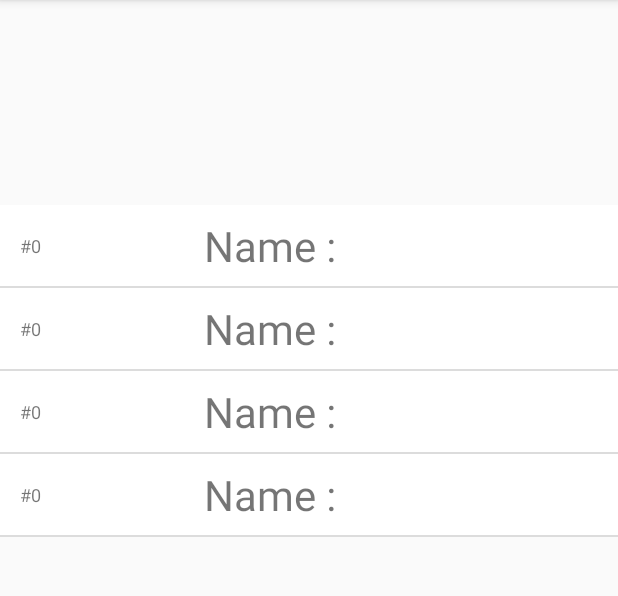
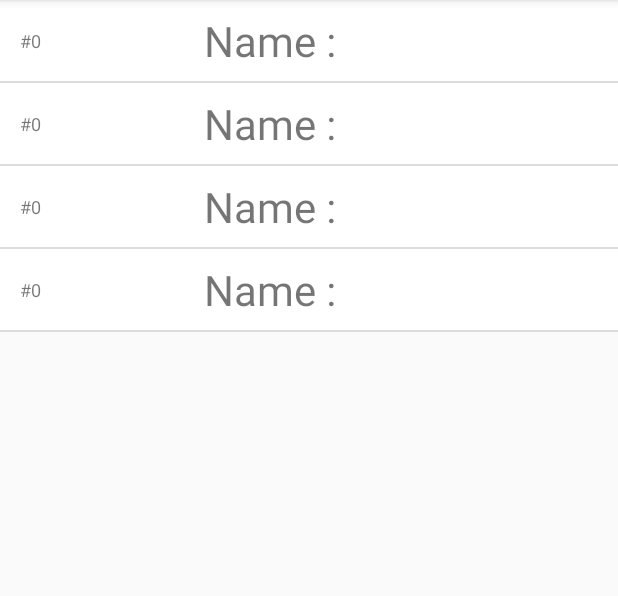
Before and after one commit to snst/homeController, an Android app: the screen it shows after launch (MainActivity), on a phone screen of 412 x 824 dp, the part 84-680 px from its top. Run offline under Robolectric (Android 15) with nearby library versions, the phone set to English and light mode, and no system bars; libraries missing offline, so code that uses them is left out: org.eclipse.paho; pictures from the network do not load; 9 statements that could not run were skipped.

Commit message:
improved screen rotation on android

```diff
--- a/android/myHome/app/src/main/java/de/meek/myhome/House.java
+++ b/android/myHome/app/src/main/java/de/meek/myhome/House.java
@@ -38,4 +38,8 @@ public class House {
     public ArrayList<Room> getRoomList() {
         return rooms;
     }
+
+    public void clear() {
+        rooms.clear();
+    }
 }
--- a/android/myHome/app/src/main/java/de/meek/myhome/MainActivity.java
+++ b/android/myHome/app/src/main/java/de/meek/myhome/MainActivity.java
@@ -26,7 +26,7 @@ import java.util.Date;
 // https://wildanmsyah.wordpress.com/2017/05/11/mqtt-android-client-tutorial/
 public class MainActivity extends AppCompatActivity {
 
-    final String APP_VERSION = "0.1.1";
+    final String APP_VERSION = "0.1.2";
 
     MqttHelper mqttHelper = null;
     Handler handler = new Handler();
@@ -166,11 +166,6 @@ public class MainActivity extends AppCompatActivity {
         startActivityForResult(intent,Const.ACTIVITY_LOG);
     }
 
-   @Override
-    public void onResume() {
-        super.onResume();
-    }
-
     void updateRoom(Room room) {
         adapter.notifyDataSetChanged();
     }
@@ -178,6 +173,7 @@ public class MainActivity extends AppCompatActivity {
     @Override
     protected void onCreate(Bundle savedInstanceState) {
         super.onCreate(savedInstanceState);
+        getHouse().clear();
         setContentView(R.layout.activity_main);
         getLogger().add("app version: " + APP_VERSION);
 
@@ -185,19 +181,18 @@ public class MainActivity extends AppCompatActivity {
         roomSettings = new RoomSettings(this);
         listView = (ListView) findViewById(R.id.listViewRooms);
 
-        for(int j=0; j<AccountConfig.NUMBER_OF_ROOMS; j++) {
+        for (int j = 0; j < AccountConfig.NUMBER_OF_ROOMS; j++) {
             Room room = new Room(j);
             roomSettings.loadRoom(room);
             getHouse().addRoom(room);
         }
         adapter = new RoomStatusArrayAdapter(this, getHouse().getRoomList());
         listView.setAdapter(adapter);
-        listView.setOnItemClickListener(new AdapterView.OnItemClickListener()
-        {
+        listView.setOnItemClickListener(new AdapterView.OnItemClickListener() {
             @Override
             public void onItemClick(AdapterView<?> adapter, View v, int position, long arg3) {
 
-                if(touchPositionX < v.getWidth()*2/3 ) {
+                if (touchPositionX < v.getWidth() * 2 / 3) {
                     showRoomSettingsActivity(position);
                 } else {
                     requestStatusOfRoom(position);
@@ -215,13 +210,14 @@ public class MainActivity extends AppCompatActivity {
 
         listView.setOnTouchListener(new View.OnTouchListener() {
             public boolean onTouch(View view, MotionEvent event) {
-                touchPositionX = (int)event.getX();
+                touchPositionX = (int) event.getX();
                 return false;
             }
         });
 
         updateAllRooms();
         startMqtt();
+
     }
 
     @Override
--- a/android/myHome/app/src/main/res/layout/activity_main.xml
+++ b/android/myHome/app/src/main/res/layout/activity_main.xml
@@ -6,21 +6,18 @@
     android:layout_height="match_parent"
     android:layout_gravity="fill_vertical"
     tools:context="de.meek.myhome.MainActivity"
-    tools:layout_editor_absoluteX="8dp"
-    tools:layout_editor_absoluteY="41dp">
+    tools:layout_editor_absoluteX="0dp"
+    tools:layout_editor_absoluteY="0dp">
 
     <ListView xmlns:android="http://schemas.android.com/apk/res/android"
         android:id="@+id/listViewRooms"
         android:layout_width="0dp"
-        android:layout_height="495dp"
-        android:layout_marginBottom="8dp"
-        android:layout_marginTop="8dp"
+        android:layout_height="0dp"
         android:gravity="top|fill_vertical"
         android:orientation="vertical"
         app:layout_constraintBottom_toBottomOf="parent"
         app:layout_constraintEnd_toEndOf="parent"
         app:layout_constraintStart_toStartOf="parent"
-        app:layout_constraintTop_toTopOf="parent">
-    </ListView>
+        app:layout_constraintTop_toTopOf="parent"></ListView>
 
 </android.support.constraint.ConstraintLayout>
```
